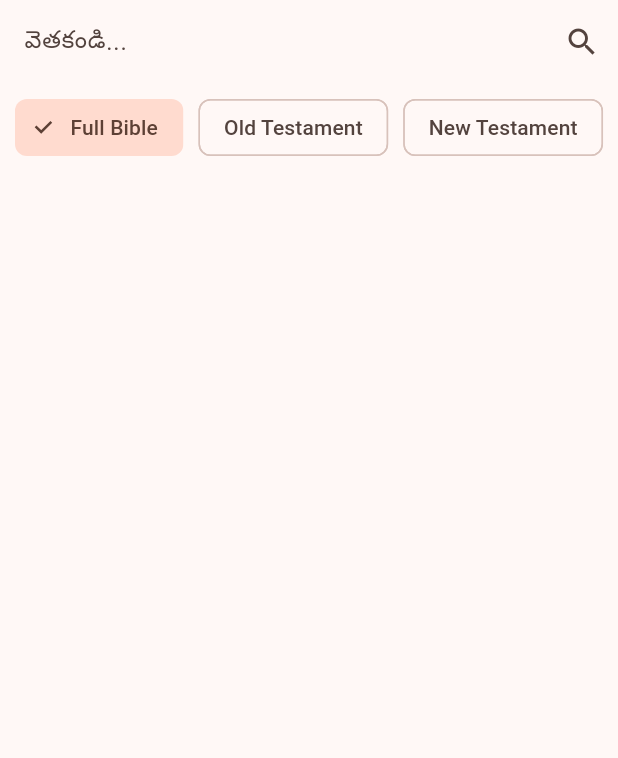
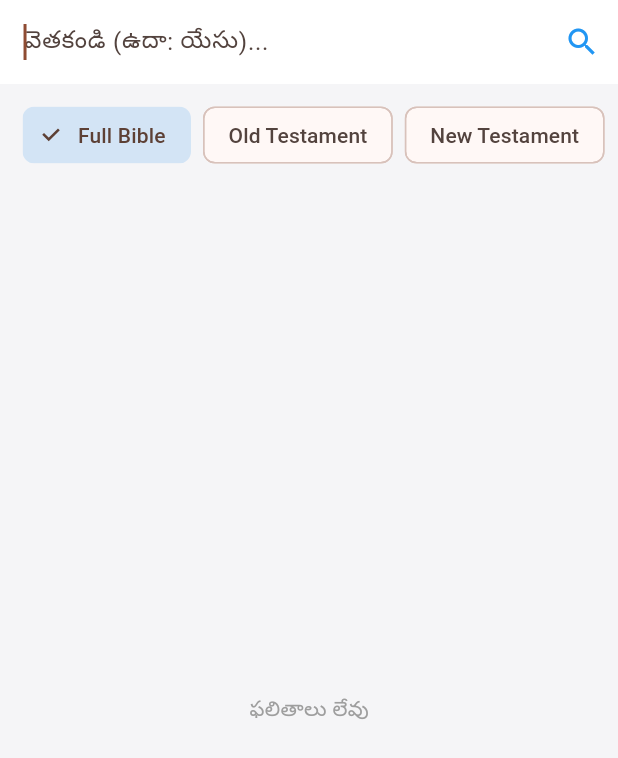
Before and after one commit to worldofgod79-del/my_church_app, a Flutter app: the BibleSearch screen opened by its route, after a tap on the "search" icon, on a phone screen of 412 x 824 dp. Shown: the top 758 px of the screen. Run offline on Flutter 3.47's test engine with Material 3 defaults, Android fonts, the phone set to English and light mode, and no system bars; our stand-ins replace go_router, scrollable_positioned_list, share_plus, shared_preferences; accounts and stored records are empty; project files that could hold a hidden picture were left out.

Commit message:
Update bible_search.dart

```diff
--- a/lib/features/bible/bible_search.dart
+++ b/lib/features/bible/bible_search.dart
@@ -13,75 +13,110 @@ class BibleSearch extends StatefulWidget {
 class _BibleSearchState extends State<BibleSearch> {
   final BibleService _service = BibleService();
   final TextEditingController _controller = TextEditingController();
-  List<SearchResult> _results = [];
+  List<SearchResult> _allFound = []; // మొత్తం సెర్చ్ రిజల్ట్స్
+  List<SearchResult> _displayResults = []; // స్క్రీన్ మీద కనిపించేవి (Filtered)
   String _scope = "Full Bible";
   bool _isSearching = false;
 
-  void _doSearch() async {
-    if (_controller.text.isEmpty) return;
-    setState(() { _isSearching = true; _results = []; });
+  void _runSearch() async {
+    if (_controller.text.trim().isEmpty) return;
+    setState(() { _isSearching = true; _allFound = []; _displayResults = []; });
 
-    List<String> targetBooks = [];
-    if (_scope == "Full Bible") targetBooks = _service.bookNames;
-    else if (_scope == "Old Testament") targetBooks = _service.getOTBooks();
-    else if (_scope == "New Testament") targetBooks = _service.getNTBooks();
-    else if (_scope == "This Book") targetBooks = [widget.initialBook!];
+    // ఎప్పుడూ మొత్తం బైబిల్ లోనే వెతుకుదాం, తర్వాత ఫిల్టర్ చేద్దాం (User experience కోసం)
+    List<String> books = _service.bookNames;
+    List<SearchResult> temp = [];
 
-    List<SearchResult> temp = [];
-    for (var b in targetBooks) {
+    for (var b in books) {
       try {
         var data = await _service.loadBook(b);
         Map chapters = data['chapters'];
         chapters.forEach((cNum, verses) {
           (verses as Map).forEach((vNum, txt) {
-            if (txt.toString().contains(_controller.text)) {
+            if (txt.toString().contains(_controller.text.trim())) {
               temp.add(SearchResult(b, cNum, vNum, txt.toString()));
             }
           });
         });
       } catch (_) {}
     }
-    setState(() { _results = temp; _isSearching = false; });
+    _allFound = temp;
+    _applyFilter();
+  }
+
+  void _applyFilter() {
+    setState(() {
+      _isSearching = true;
+      if (_scope == "Full Bible") {
+        _displayResults = _allFound;
+      } else if (_scope == "Old Testament") {
+        var ot = _service.getOTBooks();
+        _displayResults = _allFound.where((r) => ot.contains(r.book)).toList();
+      } else if (_scope == "New Testament") {
+        var nt = _service.getNTBooks();
+        _displayResults = _allFound.where((r) => nt.contains(r.book)).toList();
+      } else if (_scope == "This Book" && widget.initialBook != null) {
+        _displayResults = _allFound.where((r) => r.book == widget.initialBook).toList();
+      }
+      _isSearching = false;
+    });
   }
 
   @override
   Widget build(BuildContext context) {
     return Scaffold(
+      backgroundColor: const Color(0xFFF5F5F7),
       appBar: AppBar(
+        backgroundColor: Colors.white,
+        elevation: 0,
         title: TextField(
           controller: _controller,
-          decoration: const InputDecoration(hintText: "వెతకండి...", border: InputBorder.none),
-          onSubmitted: (_) => _doSearch(),
+          autofocus: true,
+          decoration: const InputDecoration(hintText: "వెతకండి (ఉదా: యేసు)...", border: InputBorder.none),
+          onSubmitted: (_) => _runSearch(),
         ),
-        actions: [IconButton(icon: const Icon(Icons.search), onPressed: _doSearch)],
+        actions: [IconButton(icon: const Icon(Icons.search, color: Colors.blue), onPressed: _runSearch)],
       ),
       body: Column(
         children: [
+          // Filter Chips
           SingleChildScrollView(
             scrollDirection: Axis.horizontal,
+            padding: const EdgeInsets.symmetric(vertical: 10, horizontal: 15),
             child: Row(
               children: ["Full Bible", "Old Testament", "New Testament", "This Book"].map((s) {
-                if (s == "This Book" && widget.initialBook == null) return Container();
+                if (s == "This Book" && widget.initialBook == null) return const SizedBox();
                 return Padding(
-                  padding: const EdgeInsets.all(5),
-                  child: ChoiceChip(label: Text(s), selected: _scope == s, onSelected: (v) => setState(() => _scope = s)),
+                  padding: const EdgeInsets.only(right: 8),
+                  child: ChoiceChip(
+                    label: Text(s),
+                    selected: _scope == s,
+                    selectedColor: Colors.blue.withOpacity(0.2),
+                    onSelected: (v) { setState(() => _scope = s); _applyFilter(); },
+                  ),
                 );
               }).toList(),
             ),
           ),
           if (_isSearching) const LinearProgressIndicator(),
           Expanded(
-            child: ListView.builder(
-              itemCount: _results.length,
-              itemBuilder: (context, i) {
-                final r = _results[i];
-                return ListTile(
-                  title: Text("${r.book} ${r.chapter}:${r.verse}", style: const TextStyle(fontWeight: FontWeight.bold)),
-                  subtitle: Text(r.text, maxLines: 2),
-                  onTap: () => context.push('/bible-reader/${r.book}?chapter=${r.chapter}&verse=${r.verse}'),
-                );
-              },
-            ),
+            child: _displayResults.isEmpty && !_isSearching
+                ? const Center(child: Text("ఫలితాలు లేవు", style: TextStyle(color: Colors.grey)))
+                : ListView.builder(
+                    itemCount: _displayResults.length,
+                    itemBuilder: (context, i) {
+                      final r = _displayResults[i];
+                      return Card(
+                        margin: const EdgeInsets.symmetric(horizontal: 15, vertical: 5),
+                        elevation: 0,
+                        shape: RoundedRectangleBorder(borderRadius: BorderRadius.circular(12)),
+                        child: ListTile(
+                          title: Text("${r.book} ${r.chapter}:${r.verse}", style: const TextStyle(fontWeight: FontWeight.bold, color: Colors.blue)),
+                          subtitle: Text(r.text, maxLines: 2, overflow: TextOverflow.ellipsis),
+                          onTap: () => context.push('/bible-reader/${r.book}?chapter=${r.chapter}&verse=${r.verse}'),
+                        ),
+                      );
+                    },
+                  ),
           ),
         ],
       ),
```
